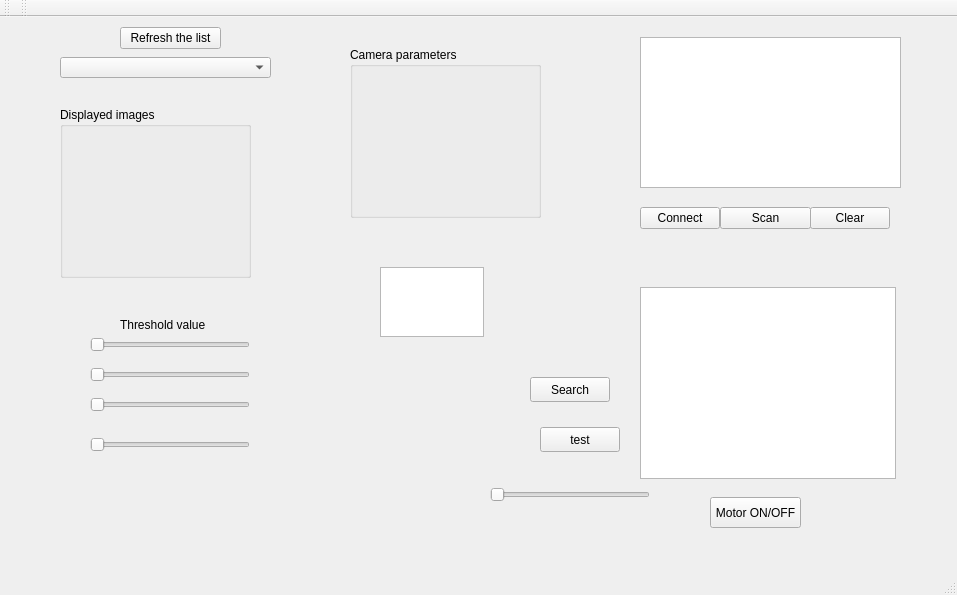
This is Application/mainwindow.ui in wiici/Apple-Grading-System as Qt 5 draws it before an edit. The edited form follows.
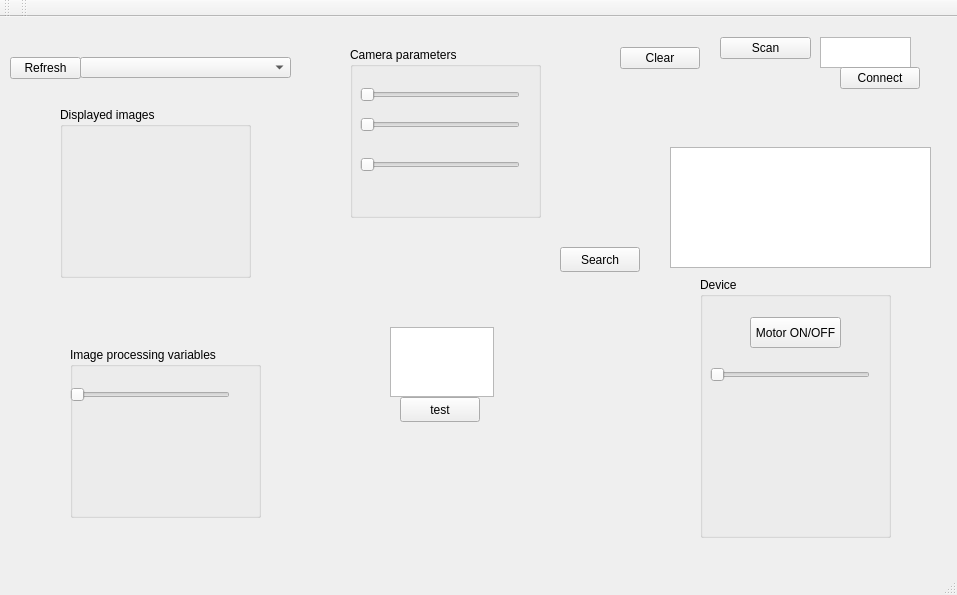
This is the edited form.

What changed in the file:
```diff
--- a/Application/mainwindow.ui
+++ b/Application/mainwindow.ui
@@ -17,7 +17,7 @@
    <widget class="QComboBox" name="ListOfCameras_ComboBox">
     <property name="geometry">
      <rect>
-      <x>60</x>
+      <x>80</x>
       <y>40</y>
       <width>211</width>
       <height>21</height>
@@ -30,92 +30,26 @@
      <bool>false</bool>
     </property>
    </widget>
-   <widget class="QSlider" name="thresholdValue_Slider">
-    <property name="geometry">
-     <rect>
-      <x>90</x>
-      <y>320</y>
-      <width>160</width>
-      <height>16</height>
-     </rect>
-    </property>
-    <property name="sizeIncrement">
-     <size>
-      <width>1</width>
-      <height>0</height>
-     </size>
-    </property>
-    <property name="mouseTracking">
-     <bool>false</bool>
-    </property>
-    <property name="toolTip">
-     <string/>
-    </property>
-    <property name="toolTipDuration">
-     <number>1</number>
-    </property>
-    <property name="statusTip">
-     <string/>
-    </property>
-    <property name="whatsThis">
-     <string/>
-    </property>
-    <property name="accessibleDescription">
-     <string/>
-    </property>
-    <property name="maximum">
-     <number>255</number>
-    </property>
-    <property name="orientation">
-     <enum>Qt::Horizontal</enum>
-    </property>
-   </widget>
-   <widget class="QLabel" name="connectStatus_Label">
-    <property name="geometry">
-     <rect>
-      <x>36</x>
-      <y>40</y>
-      <width>20</width>
-      <height>20</height>
-     </rect>
-    </property>
-    <property name="text">
-     <string/>
-    </property>
-   </widget>
    <widget class="QPushButton" name="refreshList_Button">
     <property name="geometry">
      <rect>
-      <x>120</x>
-      <y>10</y>
-      <width>101</width>
+      <x>10</x>
+      <y>40</y>
+      <width>71</width>
       <height>22</height>
      </rect>
     </property>
     <property name="text">
-     <string>Refresh the list</string>
-    </property>
-   </widget>
-   <widget class="QLabel" name="label">
-    <property name="geometry">
-     <rect>
-      <x>120</x>
-      <y>300</y>
-      <width>101</width>
-      <height>16</height>
-     </rect>
-    </property>
-    <property name="text">
-     <string>Threshold value</string>
+     <string>Refresh</string>
     </property>
    </widget>
    <widget class="QListWidget" name="listOfBTdevices_listWidget">
     <property name="geometry">
      <rect>
-      <x>640</x>
+      <x>820</x>
       <y>20</y>
-      <width>261</width>
-      <height>151</height>
+      <width>91</width>
+      <height>31</height>
      </rect>
     </property>
    </widget>
@@ -123,7 +57,7 @@
     <property name="geometry">
      <rect>
       <x>720</x>
-      <y>190</y>
+      <y>20</y>
       <width>91</width>
       <height>22</height>
      </rect>
@@ -135,8 +69,8 @@
    <widget class="QPushButton" name="connectToBT_Button">
     <property name="geometry">
      <rect>
-      <x>640</x>
-      <y>190</y>
+      <x>840</x>
+      <y>50</y>
       <width>80</width>
       <height>22</height>
      </rect>
@@ -148,8 +82,8 @@
    <widget class="QPushButton" name="clearBTlist_Button">
     <property name="geometry">
      <rect>
-      <x>810</x>
-      <y>190</y>
+      <x>620</x>
+      <y>30</y>
       <width>80</width>
       <height>22</height>
      </rect>
@@ -177,8 +111,8 @@
    <widget class="QPushButton" name="searchSerialPorts_pushButton">
     <property name="geometry">
      <rect>
-      <x>530</x>
-      <y>360</y>
+      <x>560</x>
+      <y>230</y>
       <width>80</width>
       <height>25</height>
      </rect>
@@ -190,18 +124,18 @@
    <widget class="QListWidget" name="listOfSerialPorts_listWidget">
     <property name="geometry">
      <rect>
-      <x>640</x>
-      <y>270</y>
-      <width>256</width>
-      <height>192</height>
+      <x>670</x>
+      <y>130</y>
+      <width>261</width>
+      <height>121</height>
      </rect>
     </property>
    </widget>
    <widget class="QPushButton" name="searchSerialPorts_pushButton_2">
     <property name="geometry">
      <rect>
-      <x>540</x>
-      <y>410</y>
+      <x>400</x>
+      <y>380</y>
       <width>80</width>
       <height>25</height>
      </rect>
@@ -213,105 +147,13 @@
    <widget class="QTextEdit" name="textEdit">
     <property name="geometry">
      <rect>
-      <x>380</x>
-      <y>250</y>
+      <x>390</x>
+      <y>310</y>
       <width>104</width>
       <height>70</height>
      </rect>
     </property>
    </widget>
-   <widget class="QPushButton" name="motor_ON_OFF_pushButton">
-    <property name="geometry">
-     <rect>
-      <x>710</x>
-      <y>480</y>
-      <width>91</width>
-      <height>31</height>
-     </rect>
-    </property>
-    <property name="text">
-     <string>Motor ON/OFF</string>
-    </property>
-   </widget>
-   <widget class="QSlider" name="motorSpeed_Slider">
-    <property name="geometry">
-     <rect>
-      <x>490</x>
-      <y>470</y>
-      <width>160</width>
-      <height>16</height>
-     </rect>
-    </property>
-    <property name="sizeIncrement">
-     <size>
-      <width>1</width>
-      <height>0</height>
-     </size>
-    </property>
-    <property name="mouseTracking">
-     <bool>false</bool>
-    </property>
-    <property name="toolTip">
-     <string/>
-    </property>
-    <property name="toolTipDuration">
-     <number>1</number>
-    </property>
-    <property name="statusTip">
-     <string/>
-    </property>
-    <property name="whatsThis">
-     <string/>
-    </property>
-    <property name="accessibleDescription">
-     <string/>
-    </property>
-    <property name="maximum">
-     <number>255</number>
-    </property>
-    <property name="orientation">
-     <enum>Qt::Horizontal</enum>
-    </property>
-   </widget>
-   <widget class="QSlider" name="saturationValue_Slider">
-    <property name="geometry">
-     <rect>
-      <x>90</x>
-      <y>350</y>
-      <width>160</width>
-      <height>16</height>
-     </rect>
-    </property>
-    <property name="orientation">
-     <enum>Qt::Horizontal</enum>
-    </property>
-   </widget>
-   <widget class="QSlider" name="brightnessValue_Slider">
-    <property name="geometry">
-     <rect>
-      <x>90</x>
-      <y>380</y>
-      <width>160</width>
-      <height>16</height>
-     </rect>
-    </property>
-    <property name="orientation">
-     <enum>Qt::Horizontal</enum>
-    </property>
-   </widget>
-   <widget class="QSlider" name="contrastValue_Slider">
-    <property name="geometry">
-     <rect>
-      <x>90</x>
-      <y>420</y>
-      <width>160</width>
-      <height>16</height>
-     </rect>
-    </property>
-    <property name="orientation">
-     <enum>Qt::Horizontal</enum>
-    </property>
-   </widget>
    <widget class="QGroupBox" name="CameraParameters_groupBox">
     <property name="geometry">
      <rect>
@@ -327,6 +169,170 @@
     <property name="alignment">
      <set>Qt::AlignLeading|Qt::AlignLeft|Qt::AlignTop</set>
     </property>
+    <widget class="QSlider" name="brightnessValue_Slider">
+     <property name="geometry">
+      <rect>
+       <x>10</x>
+       <y>40</y>
+       <width>160</width>
+       <height>16</height>
+      </rect>
+     </property>
+     <property name="orientation">
+      <enum>Qt::Horizontal</enum>
+     </property>
+    </widget>
+    <widget class="QSlider" name="saturationValue_Slider">
+     <property name="geometry">
+      <rect>
+       <x>10</x>
+       <y>70</y>
+       <width>160</width>
+       <height>16</height>
+      </rect>
+     </property>
+     <property name="orientation">
+      <enum>Qt::Horizontal</enum>
+     </property>
+    </widget>
+    <widget class="QSlider" name="contrastValue_Slider">
+     <property name="geometry">
+      <rect>
+       <x>10</x>
+       <y>110</y>
+       <width>160</width>
+       <height>16</height>
+      </rect>
+     </property>
+     <property name="orientation">
+      <enum>Qt::Horizontal</enum>
+     </property>
+    </widget>
+   </widget>
+   <widget class="QGroupBox" name="ImageProcessingVariables_groupBox">
+    <property name="geometry">
+     <rect>
+      <x>70</x>
+      <y>330</y>
+      <width>191</width>
+      <height>171</height>
+     </rect>
+    </property>
+    <property name="title">
+     <string>Image processing variables</string>
+    </property>
+    <property name="alignment">
+     <set>Qt::AlignLeading|Qt::AlignLeft|Qt::AlignTop</set>
+    </property>
+    <widget class="QSlider" name="thresholdValue_Slider">
+     <property name="geometry">
+      <rect>
+       <x>0</x>
+       <y>40</y>
+       <width>160</width>
+       <height>16</height>
+      </rect>
+     </property>
+     <property name="sizeIncrement">
+      <size>
+       <width>1</width>
+       <height>0</height>
+      </size>
+     </property>
+     <property name="mouseTracking">
+      <bool>false</bool>
+     </property>
+     <property name="toolTip">
+      <string/>
+     </property>
+     <property name="toolTipDuration">
+      <number>1</number>
+     </property>
+     <property name="statusTip">
+      <string/>
+     </property>
+     <property name="whatsThis">
+      <string/>
+     </property>
+     <property name="accessibleDescription">
+      <string/>
+     </property>
+     <property name="maximum">
+      <number>255</number>
+     </property>
+     <property name="orientation">
+      <enum>Qt::Horizontal</enum>
+     </property>
+    </widget>
+   </widget>
+   <widget class="QGroupBox" name="DeviceVariables_groupBox">
+    <property name="geometry">
+     <rect>
+      <x>700</x>
+      <y>260</y>
+      <width>191</width>
+      <height>261</height>
+     </rect>
+    </property>
+    <property name="title">
+     <string>Device</string>
+    </property>
+    <property name="alignment">
+     <set>Qt::AlignLeading|Qt::AlignLeft|Qt::AlignTop</set>
+    </property>
+    <widget class="QSlider" name="motorSpeed_Slider">
+     <property name="geometry">
+      <rect>
+       <x>10</x>
+       <y>90</y>
+       <width>160</width>
+       <height>16</height>
+      </rect>
+     </property>
+     <property name="sizeIncrement">
+      <size>
+       <width>1</width>
+       <height>0</height>
+      </size>
+     </property>
+     <property name="mouseTracking">
+      <bool>false</bool>
+     </property>
+     <property name="toolTip">
+      <string/>
+     </property>
+     <property name="toolTipDuration">
+      <number>1</number>
+     </property>
+     <property name="statusTip">
+      <string/>
+     </property>
+     <property name="whatsThis">
+      <string/>
+     </property>
+     <property name="accessibleDescription">
+      <string/>
+     </property>
+     <property name="maximum">
+      <number>255</number>
+     </property>
+     <property name="orientation">
+      <enum>Qt::Horizontal</enum>
+     </property>
+    </widget>
+    <widget class="QPushButton" name="motor_ON_OFF_pushButton">
+     <property name="geometry">
+      <rect>
+       <x>50</x>
+       <y>40</y>
+       <width>91</width>
+       <height>31</height>
+      </rect>
+     </property>
+     <property name="text">
+      <string>Motor ON/OFF</string>
+     </property>
+    </widget>
    </widget>
   </widget>
   <widget class="QMenuBar" name="menuBar">
```
